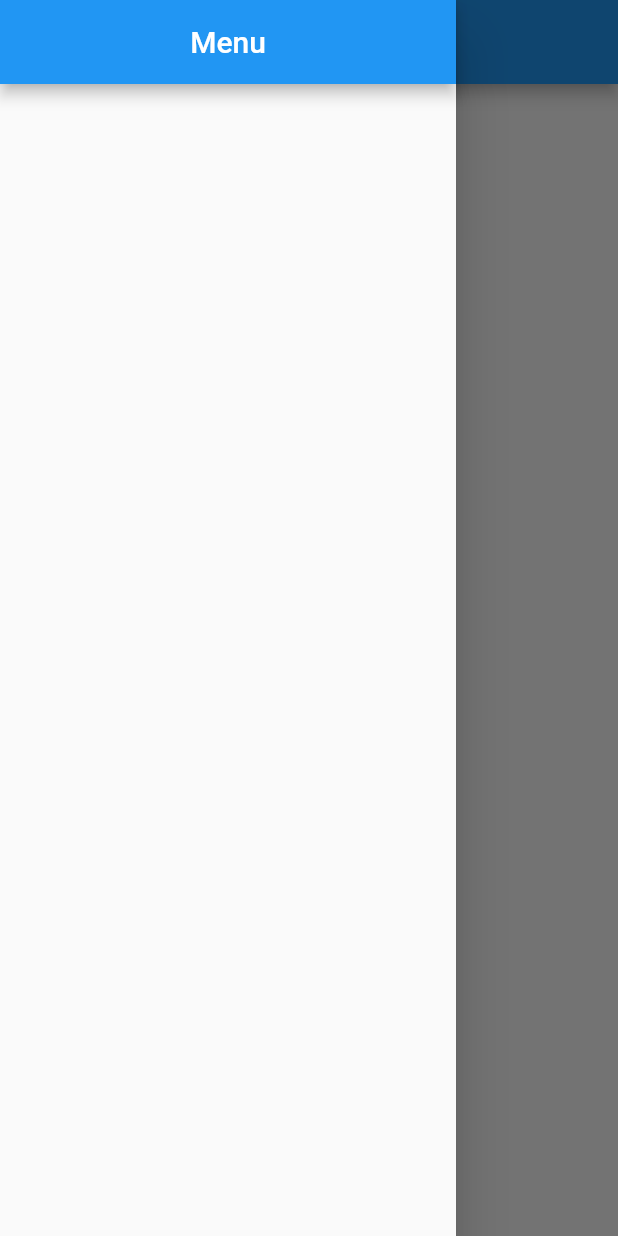
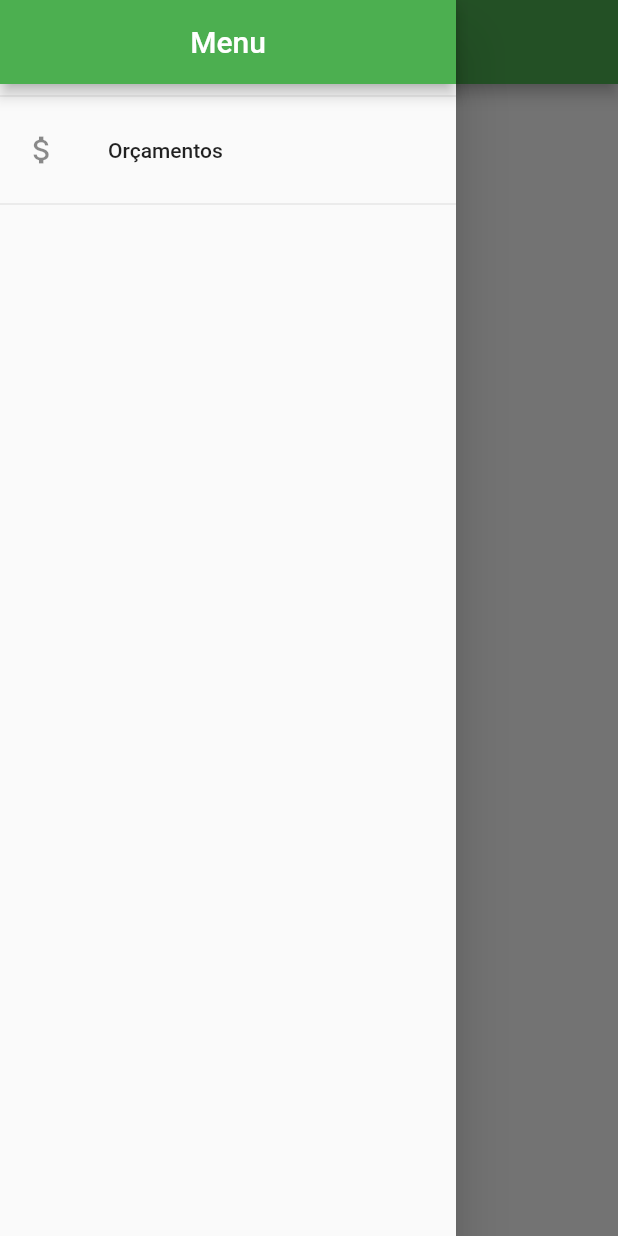
Before and after one commit to dpjoaopedro/empreiteiraApp, a Flutter app: the screen it shows after launch, with the side drawer open, on a phone screen of 412 x 824 dp. Run offline on Flutter 3.47's test engine with Material 2 defaults, Android fonts, the phone set to English and light mode, and no system bars.

```diff
--- a/lib/components/app_drawer.dart
+++ b/lib/components/app_drawer.dart
@@ -1,3 +1,4 @@
+import 'package:empreiteiraApp/utils/app_routes.dart';
 import 'package:flutter/material.dart';
 
 class AppDrawer extends StatelessWidget {
@@ -10,6 +11,15 @@ class AppDrawer extends StatelessWidget {
             title: Center(child: Text('Menu')),
             automaticallyImplyLeading: false,
           ),
+          Divider(),
+          ListTile(
+            leading: Icon(Icons.attach_money),
+            title: Text('Orçamentos'),
+            onTap: () {
+              Navigator.of(context).popAndPushNamed(AppRoutes.HOME);
+            },
+          ),
+          Divider(),
         ],
       ),
     );
--- /dev/null
+++ b/lib/components/budget_list_item.dart
@@ -0,0 +1,19 @@
+import 'package:empreiteiraApp/models/budget.dart';
+import 'package:flutter/material.dart';
+import 'package:intl/intl.dart';
+
+class BudgetListItem extends StatelessWidget {
+  final Budget budget;
+  BudgetListItem(this.budget);
+
+  @override
+  Widget build(BuildContext context) {
+    return ListTile(
+      leading: Container(
+          width: 80, child: FittedBox(child: Text('R\$ ${budget.price}'))),
+      title: Text(budget.title, overflow: TextOverflow.clip),
+      subtitle: Text(DateFormat('dd/MM/yyyy').format(budget.date)),
+      onTap: () => {},
+    );
+  }
+}
--- /dev/null
+++ b/lib/data/dummy_data.dart
@@ -0,0 +1,20 @@
+import 'package:empreiteiraApp/models/budget.dart';
+import 'package:empreiteiraApp/models/budget_item.dart';
+import 'package:empreiteiraApp/models/payment_item.dart';
+
+final dummyData = [
+  Budget(
+    id: '1',
+    title: 'Orçamento 1',
+    price: 1500,
+    date: DateTime.now(),
+    items: [
+      BudgetItem(budgetId: '1', title: 'Alvenaria'),
+      BudgetItem(budgetId: '1', title: 'Reboco'),
+    ],
+    payments: [
+      PaymentItem(id: '1', description: 'Entrada - R\$ 1.000,00 para mobilização', date: DateTime.now()),
+      PaymentItem(id: '2', description: 'Restante - R\$ 500,00 na entrega total da obra', date: DateTime.now())
+    ],
+  ),
+];
--- a/lib/main.dart
+++ b/lib/main.dart
@@ -1,5 +1,8 @@
+import 'package:empreiteiraApp/providers/budget_provider.dart';
 import 'package:empreiteiraApp/screens/budget_screen.dart';
+import 'package:empreiteiraApp/utils/app_routes.dart';
 import 'package:flutter/material.dart';
+import 'package:provider/provider.dart';
 
 void main() {
   runApp(MyApp());
@@ -8,11 +11,23 @@ void main() {
 class MyApp extends StatelessWidget {
   @override
   Widget build(BuildContext context) {
-    return MaterialApp(
-      theme: ThemeData(
-        visualDensity: VisualDensity.adaptivePlatformDensity,
+    return MultiProvider(
+      providers: [
+        ChangeNotifierProvider(
+          create: (_) => new BudgetProvider(),
+        ),
+      ],
+      child: MaterialApp(
+        theme: ThemeData(
+          primarySwatch: Colors.green,
+          accentColor: Colors.yellowAccent,
+          visualDensity: VisualDensity.adaptivePlatformDensity,
+        ),
+        debugShowCheckedModeBanner: false,
+        routes: {
+          AppRoutes.HOME: (ctx) => BudgetScreen(),
+        },
       ),
-      home: BudgetScreen(),
     );
   }
 }
--- a/lib/models/budget.dart
+++ b/lib/models/budget.dart
@@ -6,6 +6,7 @@ class Budget {
   final String id;
   final String title;
   final double price;
+  final DateTime date;
   final List<BudgetItem> items;
   final List<PaymentItem> payments;
 
@@ -13,6 +14,7 @@ class Budget {
     this.id,
     @required this.title,
     @required this.price,
+    @required this.date,
     @required this.items,
     @required this.payments,
   });
--- a/lib/models/budget_item.dart
+++ b/lib/models/budget_item.dart
@@ -4,12 +4,10 @@ class BudgetItem {
   final String id;
   final String budgetId;
   final String title;
-  final String price;
 
   BudgetItem({
     this.id,
     @required this.budgetId,
-    @required this.price,
     @required this.title,
   });
 
--- /dev/null
+++ b/lib/providers/budget_provider.dart
@@ -0,0 +1,11 @@
+import 'package:empreiteiraApp/data/dummy_data.dart';
+import 'package:empreiteiraApp/models/budget.dart';
+import 'package:flutter/cupertino.dart';
+
+class BudgetProvider with ChangeNotifier {
+
+  List<Budget> _budgets = dummyData;
+
+  List<Budget> get budgets => [..._budgets];
+
+}
--- a/lib/screens/budget_screen.dart
+++ b/lib/screens/budget_screen.dart
@@ -1,18 +1,23 @@
 import 'package:empreiteiraApp/components/app_drawer.dart';
+import 'package:empreiteiraApp/components/budget_list_item.dart';
+import 'package:empreiteiraApp/providers/budget_provider.dart';
 import 'package:flutter/material.dart';
+import 'package:provider/provider.dart';
 
 class BudgetScreen extends StatelessWidget {
   @override
   Widget build(BuildContext context) {
+    final provider = Provider.of<BudgetProvider>(context);
+    final budgets = provider.budgets;
     return Scaffold(
       appBar: AppBar(
         title: Text('Orçamentos'),
       ),
       drawer: AppDrawer(),
       body: ListView.builder(
-        itemCount: 2,
+        itemCount: budgets.length,
         itemBuilder: (context, index) {
-          return Text('Implementing');
+          return BudgetListItem(budgets[index]);
         },
       ),
     );
--- /dev/null
+++ b/lib/utils/app_routes.dart
@@ -0,0 +1,3 @@
+class AppRoutes {
+  static const HOME = '/';
+}
```
